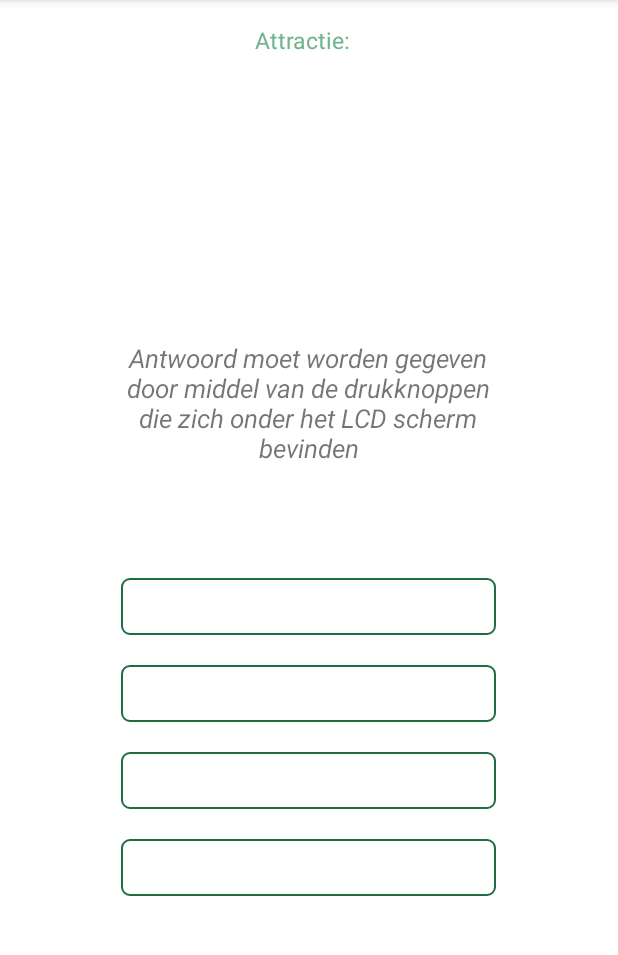
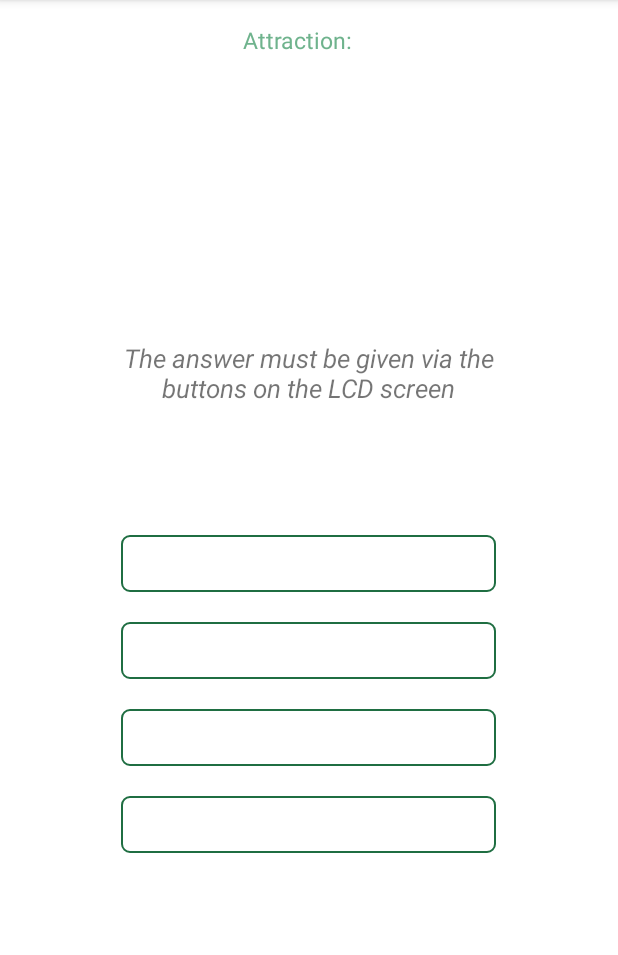
Before and after one commit to TI-proftaak-MB-A3/android-app, an Android app: the QuestionActivity screen opened directly, with no data from a screen before it, on a phone screen of 412 x 824 dp, the part 84-1039 px from its top. Run offline under Robolectric (Android 15) with nearby library versions, the phone set to English and light mode, and no system bars; libraries missing offline, so code that uses them is left out: org.eclipse.paho; 6 statements that could not run were skipped.

Commit message:
fixed translation issues

```diff
--- a/app/src/main/res/layout/activity_question.xml
+++ b/app/src/main/res/layout/activity_question.xml
@@ -11,7 +11,7 @@
         android:layout_width="wrap_content"
         android:layout_height="wrap_content"
         android:layout_marginTop="16dp"
-        android:text="Attractie: "
+        android:text="@string/attractie"
         android:textColor="@color/Green_400"
         android:textSize="15sp"
         app:layout_constraintEnd_toStartOf="@+id/textViewConnectedTo"
@@ -35,7 +35,7 @@
         android:layout_height="wrap_content"
         android:layout_marginHorizontal="40dp"
         android:gravity="center"
-        android:text="Question"
+        android:text="@string/question"
         android:textSize="30sp"
         app:layout_constraintBottom_toBottomOf="parent"
         app:layout_constraintEnd_toEndOf="parent"
@@ -50,7 +50,7 @@
         android:layout_height="wrap_content"
         android:layout_marginTop="44dp"
         android:gravity="center"
-        android:text="Antwoord moet worden gegeven door middel van de drukknoppen die zich onder het LCD scherm bevinden"
+        android:text="@string/questionexplenation"
         android:textSize="17sp"
         android:textStyle="italic"
         app:layout_constraintEnd_toEndOf="parent"
@@ -78,7 +78,6 @@
             android:background="@drawable/border"
             android:gravity="center"
             android:paddingVertical="5dp"
-            android:text="TextView"
             android:textSize="20sp" />
 
         <TextView
@@ -89,7 +88,6 @@
             android:background="@drawable/border"
             android:gravity="center"
             android:paddingVertical="5dp"
-            android:text="TextView"
             android:textSize="20sp" />
 
         <TextView
@@ -100,7 +98,6 @@
             android:background="@drawable/border"
             android:gravity="center"
             android:paddingVertical="5dp"
-            android:text="TextView"
             android:textSize="20sp" />
 
         <TextView
@@ -111,7 +108,6 @@
             android:background="@drawable/border"
             android:gravity="center"
             android:paddingVertical="5dp"
-            android:text="TextView"
             android:textSize="20sp" />
 
     </LinearLayout>
--- a/app/src/main/res/layout/activity_waiting_screen.xml
+++ b/app/src/main/res/layout/activity_waiting_screen.xml
@@ -10,7 +10,7 @@
         android:id="@+id/textView3"
         android:layout_width="wrap_content"
         android:layout_height="wrap_content"
-        android:text="Waiting on start "
+        android:text="@string/waiting_on_start"
         android:textSize="32sp"
         app:layout_constraintBottom_toBottomOf="parent"
         app:layout_constraintEnd_toEndOf="parent"
--- a/app/src/main/res/layout/medal_item.xml
+++ b/app/src/main/res/layout/medal_item.xml
@@ -39,7 +39,7 @@
         <TextView
             android:layout_width="wrap_content"
             android:layout_height="wrap_content"
-            android:text="correcte vragen:"
+            android:text="@string/correcte_vragen"
             android:layout_marginBottom="5dp"/>
 
 
--- a/app/src/main/res/values/strings.xml
+++ b/app/src/main/res/values/strings.xml
@@ -16,9 +16,8 @@
     <string name="step_5">Step 5</string>
     <string name="incorrect" translatable="false">Incorrect!</string>
     <string name="correct" translatable="false">Correct!</string>
-    <string name="step3_message">Vervolgens komt er een vraag in de app met 4 antwoor mogelijkheden er onder. Als u uit het antwoord bent kunt u het antwoord bevestigen door op de corresponderende knop bij het LCD scherm te drukken.</string>
     <string name="back_button_text">Back</string>
-    <string name="wrong_answer_text">The answer yu\'ve just entered is incorrect! The right answer is:</string>
+    <string name="wrong_answer_text">The answer you\'ve just entered is incorrect! The right answer is:</string>
     <string name="correct_message">The answer you\'ve entered is correct! Congrats!</string>
     <string name="nextsteps_text">The answer will be submitted to the medal overview. Have fun and keep on collecting medals!</string>
     <string name="swipe_right"><![CDATA[Swipe  right >]]></string>
@@ -27,4 +26,10 @@
     <string name="step4_message">If the answer is right, you will earn a point. For each attraction you\'ll need 3 points to earn a medal.</string>
     <string name="step5_message">If you\'ve earned all medals, you will get a code that you can exchange for a little gift at the store</string>
     <string name="errorConnection">There is already a connection in the making</string>
+    <string name="question">Question</string>
+    <string name="waiting_on_start">Waiting on start</string>
+    <string name="step3_message">Within a few seconds a question will be displayed in the app with 4 multiple choice options below it. When you have discussed all the possible options and knop the answer, you can enter the answer using the buttons below the LCD screen</string>
+    <string name="attractie">"Attraction: "</string>
+    <string name="questionexplenation">The answer must be given via the buttons on the LCD screen</string>
+    <string name="correcte_vragen">Correct questions:</string>
 </resources>
```
Also changed, not shown: 1 other file.
